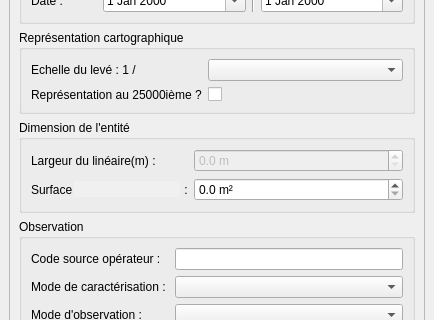
Qt form src/ui/form_uvc.ui (IGNF/saisie_carhab) before a commit; both pictures show x 0 to 434 and y 135 to 455 of the 434 by 752 pixel window.
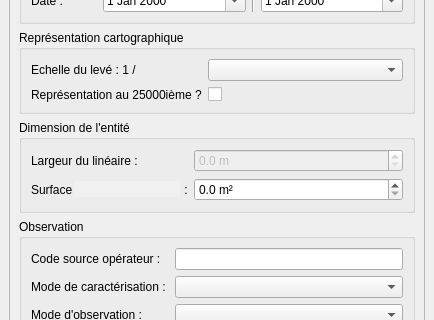
The same form after that commit.

Patch:
```diff
--- a/src/ui/form_uvc.ui
+++ b/src/ui/form_uvc.ui
@@ -207,7 +207,7 @@
            <item row="2" column="0">
             <widget class="QLabel" name="label">
              <property name="text">
-              <string>Largeur du linéaire(m) :</string>
+              <string>Largeur du linéaire :</string>
              </property>
             </widget>
            </item>
```
